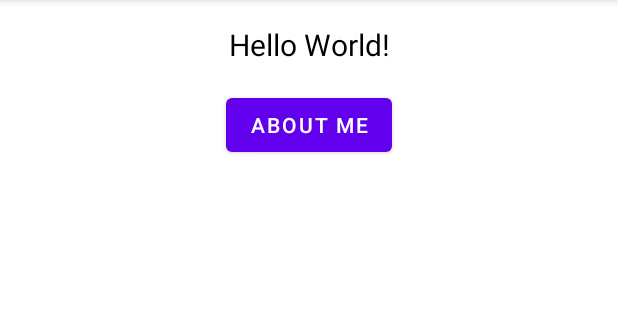
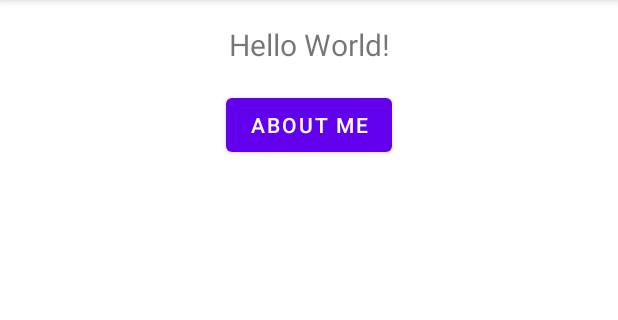
Before and after one commit to Nisarg-Pat/CS5520-Android-Special-Assignments, an Android app: the screen it shows after launch (MainActivity), on a phone screen of 412 x 824 dp, the part 84-404 px from its top. Run offline under Robolectric (Android 15) with nearby library versions, the phone set to English and light mode, and no system bars.

Commit message:
Added Name and Email Toast for About me onClick. Week-1 assignment completed.

```diff
--- a/app/src/main/AndroidManifest.xml
+++ b/app/src/main/AndroidManifest.xml
@@ -1,5 +1,6 @@
 <?xml version="1.0" encoding="utf-8"?>
-<manifest xmlns:android="http://schemas.android.com/apk/res/android">
+<manifest xmlns:android="http://schemas.android.com/apk/res/android"
+    package="com.cs5520.assignments.numad22su_nisargpatel">
 
     <application
         android:allowBackup="true"
--- a/app/src/main/java/com/cs5520/assignments/numad22su_nisargpatel/MainActivity.java
+++ b/app/src/main/java/com/cs5520/assignments/numad22su_nisargpatel/MainActivity.java
@@ -3,12 +3,30 @@ package com.cs5520.assignments.numad22su_nisargpatel;
 import androidx.appcompat.app.AppCompatActivity;
 
 import android.os.Bundle;
+import android.view.View;
+import android.widget.Button;
+import android.widget.TextView;
+import android.widget.Toast;
 
 public class MainActivity extends AppCompatActivity {
+
+    Button aboutMeBtn;
+    TextView helloWorldTV;
 
     @Override
     protected void onCreate(Bundle savedInstanceState) {
         super.onCreate(savedInstanceState);
         setContentView(R.layout.activity_main);
+        aboutMeBtn = findViewById(R.id.about_me_btn);
+        aboutMeBtn.setOnClickListener(new View.OnClickListener() {
+            @Override
+            public void onClick(View view) {
+                showToast();
+            }
+        });
+    }
+
+    private void showToast() {
+        Toast.makeText(this, "Name: Nisarg Patel\nEmail ID: patel.nisargs@northeastern.edu", Toast.LENGTH_LONG).show();
     }
 }
--- a/app/src/main/res/layout/activity_main.xml
+++ b/app/src/main/res/layout/activity_main.xml
@@ -11,7 +11,6 @@
         android:layout_width="wrap_content"
         android:layout_height="wrap_content"
         android:text="Hello World!"
-        android:textColor="@color/black"
         android:textSize="20sp"
         android:layout_marginTop="16dp"
         app:layout_constraintLeft_toLeftOf="parent"
@@ -22,7 +21,7 @@
         android:id="@+id/about_me_btn"
         android:layout_width="wrap_content"
         android:layout_height="wrap_content"
-        android:text="About Me"
+        android:text="@string/about_me"
         android:layout_marginTop="16dp"
         app:layout_constraintTop_toBottomOf="@id/hello_world_tv"
         app:layout_constraintStart_toStartOf="parent"
--- a/app/src/main/res/values/strings.xml
+++ b/app/src/main/res/values/strings.xml
@@ -1,3 +1,4 @@
 <resources>
     <string name="app_name">NUMAD22Su_NisargPatel</string>
+    <string name="about_me">About Me</string>
 </resources>
```
